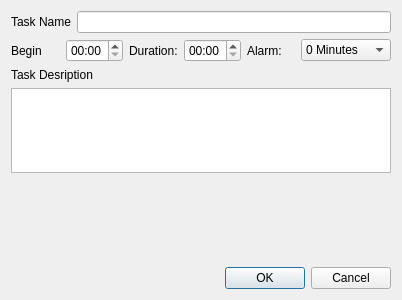
The window that ui/TaskDialog.ui (woodtluk/SimpleTaskManager) describes before a commit, drawn with Qt 5.
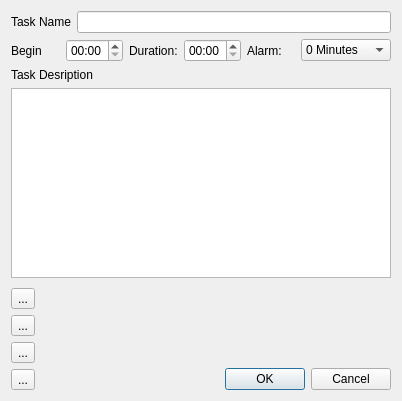
The same window after the commit. Icons and pictures are not drawn.

Commit message: Taskdialog: added buttons for navigating between tasks.

What changed in the file:
```diff
--- a/ui/TaskDialog.ui
+++ b/ui/TaskDialog.ui
@@ -7,13 +7,13 @@
     <x>0</x>
     <y>0</y>
     <width>402</width>
-    <height>300</height>
+    <height>401</height>
    </rect>
   </property>
   <property name="windowTitle">
    <string>Form</string>
   </property>
-  <layout class="QVBoxLayout" name="verticalLayout">
+  <layout class="QVBoxLayout" name="verticalLayout_3">
    <item>
     <layout class="QHBoxLayout" name="horizontalLayout">
      <item>
@@ -126,6 +126,12 @@
    </item>
    <item>
     <widget class="QTextEdit" name="m_pTextEditTaskDescription">
+     <property name="maximumSize">
+      <size>
+       <width>16777215</width>
+       <height>16777215</height>
+      </size>
+     </property>
      <property name="acceptRichText">
       <bool>false</bool>
      </property>
@@ -139,17 +145,99 @@
      <property name="sizeHint" stdset="0">
       <size>
        <width>20</width>
-       <height>194</height>
+       <height>5</height>
       </size>
      </property>
     </spacer>
    </item>
    <item>
-    <widget class="QDialogButtonBox" name="m_pOkAbbortButtonBox">
-     <property name="standardButtons">
-      <set>QDialogButtonBox::Cancel|QDialogButtonBox::Ok</set>
-     </property>
-    </widget>
+    <layout class="QHBoxLayout" name="horizontalLayout_3">
+     <item>
+      <layout class="QVBoxLayout" name="verticalLayout">
+       <item>
+        <widget class="QToolButton" name="m_pButtonFirstTask">
+         <property name="text">
+          <string>...</string>
+         </property>
+         <property name="icon">
+          <iconset resource="../rsc/resources.qrc">
+           <normaloff>:/img/go-top.png</normaloff>:/img/go-top.png</iconset>
+         </property>
+        </widget>
+       </item>
+       <item>
+        <widget class="QToolButton" name="m_pButtonPreviousTask">
+         <property name="text">
+          <string>...</string>
+         </property>
+         <property name="icon">
+          <iconset resource="../rsc/resources.qrc">
+           <normaloff>:/img/go-up.png</normaloff>:/img/go-up.png</iconset>
+         </property>
+        </widget>
+       </item>
+       <item>
+        <widget class="QToolButton" name="m_pButtonNextTask">
+         <property name="text">
+          <string>...</string>
+         </property>
+         <property name="icon">
+          <iconset resource="../rsc/resources.qrc">
+           <normaloff>:/img/go-down.png</normaloff>:/img/go-down.png</iconset>
+         </property>
+        </widget>
+       </item>
+       <item>
+        <widget class="QToolButton" name="m_pButtonLastTask">
+         <property name="text">
+          <string>...</string>
+         </property>
+         <property name="icon">
+          <iconset resource="../rsc/resources.qrc">
+           <normaloff>:/img/go-bottom.png</normaloff>:/img/go-bottom.png</iconset>
+         </property>
+        </widget>
+       </item>
+      </layout>
+     </item>
+     <item>
+      <spacer name="horizontalSpacer">
+       <property name="orientation">
+        <enum>Qt::Horizontal</enum>
+       </property>
+       <property name="sizeHint" stdset="0">
+        <size>
+         <width>40</width>
+         <height>20</height>
+        </size>
+       </property>
+      </spacer>
+     </item>
+     <item>
+      <layout class="QVBoxLayout" name="verticalLayout_2">
+       <item>
+        <spacer name="verticalSpacer_2">
+         <property name="orientation">
+          <enum>Qt::Vertical</enum>
+         </property>
+         <property name="sizeHint" stdset="0">
+          <size>
+           <width>20</width>
+           <height>40</height>
+          </size>
+         </property>
+        </spacer>
+       </item>
+       <item>
+        <widget class="QDialogButtonBox" name="m_pOkAbbortButtonBox">
+         <property name="standardButtons">
+          <set>QDialogButtonBox::Cancel|QDialogButtonBox::Ok</set>
+         </property>
+        </widget>
+       </item>
+      </layout>
+     </item>
+    </layout>
    </item>
   </layout>
  </widget>
```
Left out of the diff: 4 changed lines with no effect on the pictures. The commit also changes 6 other files.
